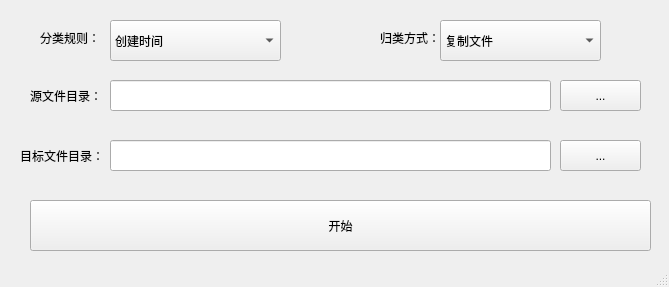
Qt form ui/mainWindow.ui (gb880327/Filing) before a commit.
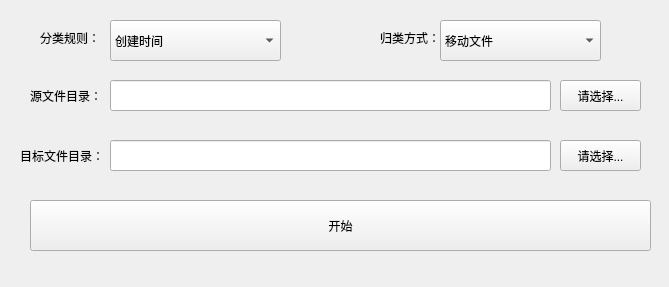
The same form after that commit.

Commit message: 新增界面

Diff of the .ui file:
```diff
--- a/ui/mainWindow.ui
+++ b/ui/mainWindow.ui
@@ -71,7 +71,7 @@
     </property>
     <item>
      <property name="text">
-      <string extracomment="0">复制文件</string>
+      <string extracomment="0">移动文件</string>
      </property>
     </item>
     <item>
@@ -112,8 +112,11 @@
       <height>31</height>
      </rect>
     </property>
+    <property name="styleSheet">
+     <string notr="true"/>
+    </property>
     <property name="text">
-     <string>...</string>
+     <string>请选择...</string>
     </property>
    </widget>
    <widget class="QLabel" name="label_4">
@@ -148,8 +151,11 @@
       <height>31</height>
      </rect>
     </property>
+    <property name="styleSheet">
+     <string notr="true"/>
+    </property>
     <property name="text">
-     <string>...</string>
+     <string>请选择...</string>
     </property>
    </widget>
    <widget class="QPushButton" name="pushButton">
@@ -176,7 +182,6 @@
     </rect>
    </property>
   </widget>
-  <widget class="QStatusBar" name="statusbar"/>
  </widget>
  <resources/>
  <connections/>
```
Left out of the diff: 19 changed lines with no effect on the pictures. The commit also changes 6 other files.
